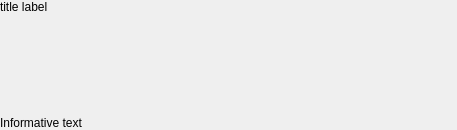
This is Sentinel/IntroDialog.ui in KDE/apper as Qt 5 draws it before an edit. The edited form follows.
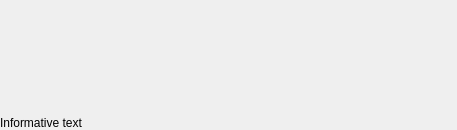
This is the edited form.

```diff
--- a/Sentinel/IntroDialog.ui
+++ b/Sentinel/IntroDialog.ui
@@ -14,7 +14,7 @@
    <property name="margin">
     <number>0</number>
    </property>
-   <item row="2" column="0" rowspan="2">
+   <item row="1" column="0" rowspan="2">
     <widget class="QListView" name="listView">
      <property name="minimumSize">
       <size>
@@ -63,23 +63,7 @@
      </property>
     </widget>
    </item>
-   <item row="0" column="0" colspan="2">
-    <widget class="QLabel" name="titleL">
-     <property name="text">
-      <string>title label</string>
-     </property>
-     <property name="textFormat">
-      <enum>Qt::RichText</enum>
-     </property>
-     <property name="scaledContents">
-      <bool>true</bool>
-     </property>
-     <property name="wordWrap">
-      <bool>true</bool>
-     </property>
-    </widget>
-   </item>
-   <item row="4" column="0">
+   <item row="3" column="0">
     <widget class="QLabel" name="descriptionL">
      <property name="text">
       <string>Informative text</string>
```
